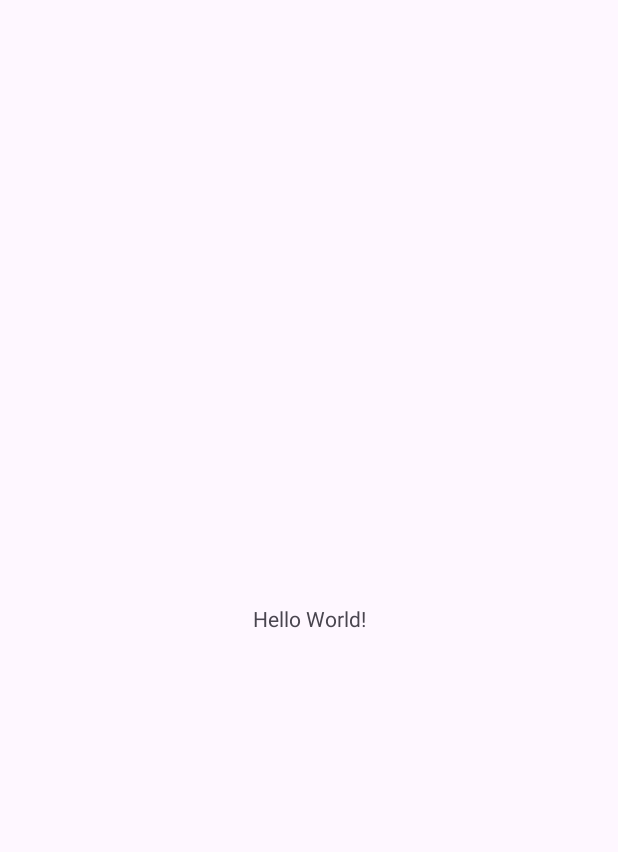
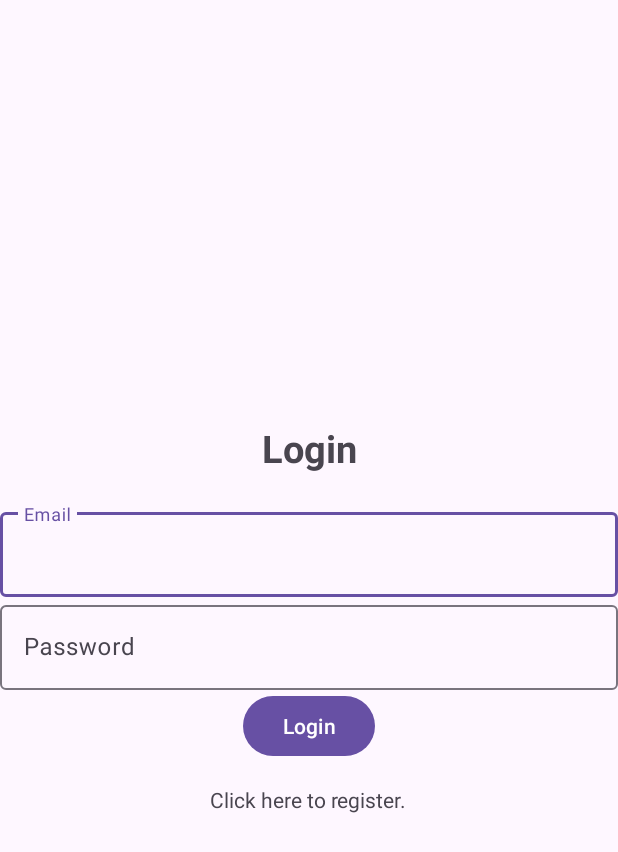
Before and after one commit to alexthebrown/cpre388project2, an Android app: the screen it shows after launch (MainActivity before the commit, Login after it), on a phone screen of 412 x 824 dp. Before the commit the part shown is almost empty. Shown: the top 852 px of the screen. Run offline under Robolectric (Android 15) with nearby library versions, the phone set to English and light mode, and no system bars; our stand-ins replace Firebase (no records; nobody signed in at launch, a user with empty details on screens opened directly).

Commit message:
Everything so far, basically auth

```diff
--- a/app/build.gradle
+++ b/app/build.gradle
@@ -1,5 +1,6 @@
 plugins {
     alias(libs.plugins.android.application)
+    alias(libs.plugins.google.gms.google.services)
 }
 
 android {
@@ -29,11 +30,14 @@ android {
 }
 
 dependencies {
-
+    implementation 'org.jsoup:jsoup:1.15.4'
+    implementation("com.google.android.gms:play-services-location:21.0.1")
     implementation libs.appcompat
     implementation libs.material
     implementation libs.activity
     implementation libs.constraintlayout
+    implementation libs.firebase.auth
+    implementation libs.firebase.firestore
     testImplementation libs.junit
     androidTestImplementation libs.ext.junit
     androidTestImplementation libs.espresso.core
--- /dev/null
+++ b/app/src/main/java/com/example/project2_subcompanion/Login.java
@@ -0,0 +1,102 @@
+package com.example.project2_subcompanion;
+
+import android.content.Intent;
+import android.os.Bundle;
+import android.text.TextUtils;
+import android.util.Log;
+import android.view.View;
+import android.widget.TextView;
+import android.widget.Button;
+import android.widget.Toast;
+
+import androidx.activity.EdgeToEdge;
+import androidx.annotation.NonNull;
+import androidx.appcompat.app.AppCompatActivity;
+import androidx.core.graphics.Insets;
+import androidx.core.view.ViewCompat;
+import androidx.core.view.WindowInsetsCompat;
+
+import com.google.android.gms.tasks.OnCompleteListener;
+import com.google.android.gms.tasks.Task;
+import com.google.firebase.auth.AuthResult;
+import com.google.firebase.auth.FirebaseAuth;
+import com.google.firebase.auth.FirebaseUser;
+
+public class Login extends AppCompatActivity {
+
+    TextView emailBox, passwordBox, clickHere;
+    Button btn_login;
+    FirebaseAuth mAuth;
+
+    @Override
+    public void onStart() {
+        super.onStart();
+        // Check if user is signed in (non-null) and update UI accordingly.
+        FirebaseUser currentUser = mAuth.getCurrentUser();
+        if(currentUser != null){
+            Intent intent = new Intent(Login.this, MainActivity.class);
+            startActivity(intent);
+        }
+    }
+
+    @Override
+    protected void onCreate(Bundle savedInstanceState) {
+        super.onCreate(savedInstanceState);
+        EdgeToEdge.enable(this);
+        setContentView(R.layout.activity_login);
+        ViewCompat.setOnApplyWindowInsetsListener(findViewById(R.id.main), (v, insets) -> {
+            Insets systemBars = insets.getInsets(WindowInsetsCompat.Type.systemBars());
+            v.setPadding(systemBars.left, systemBars.top, systemBars.right, systemBars.bottom);
+            return insets;
+        });
+        mAuth = FirebaseAuth.getInstance();
+        emailBox = findViewById(R.id.email);
+        passwordBox = findViewById(R.id.password);
+        clickHere = findViewById(R.id.clickHere);
+        clickHere.setOnClickListener(new View.OnClickListener() {
+            @Override
+            public void onClick(View view) {
+                Toast.makeText(Login.this, "I am clicked", Toast.LENGTH_SHORT).show();
+
+                Intent intent = new Intent(Login.this, Register.class);
+                startActivity(intent);
+                finish();
+            }
+        });
+        btn_login = findViewById(R.id.btn_login);
+        btn_login.setOnClickListener(new View.OnClickListener() {
+            @Override
+            public void onClick(View view) {
+                String email = String.valueOf(emailBox.getText());
+                String password = String.valueOf(passwordBox.getText());
+
+                if(TextUtils.isEmpty(email)){
+                    emailBox.setError("Please enter email");
+                    return;
+                }
+                if(TextUtils.isEmpty(password)){
+                    passwordBox.setError("Please enter password");
+                    return;
+                }
+                mAuth.signInWithEmailAndPassword(email, password)
+                        .addOnCompleteListener(new OnCompleteListener<AuthResult>() {
+                            @Override
+                            public void onComplete(@NonNull Task<AuthResult> task) {
+                                if (task.isSuccessful()) {
+                                    Intent intent = new Intent(getApplicationContext(), MainActivity.class);
+                                    startActivity(intent);
+                                    finish();
+                                } else {
+                                    // If sign in fails, display a message to the user.
+                                    Toast.makeText(Login.this, "Authentication failed.",
+                                            Toast.LENGTH_SHORT).show();
+                                }
+                            }
+                        });
+
+
+            }
+        });
+
+    }
+}
--- /dev/null
+++ b/app/src/main/res/layout/activity_login.xml
@@ -0,0 +1,59 @@
+<?xml version="1.0" encoding="utf-8"?>
+<LinearLayout xmlns:android="http://schemas.android.com/apk/res/android"
+    xmlns:app="http://schemas.android.com/apk/res-auto"
+    xmlns:tools="http://schemas.android.com/tools"
+    android:id="@+id/main"
+    android:layout_width="match_parent"
+    android:gravity="center"
+    android:orientation="vertical"
+    android:layout_height="match_parent"
+    tools:context=".Login">
+
+    <TextView
+        android:layout_width="match_parent"
+        android:layout_height="wrap_content"
+        android:layout_marginBottom="20dp"
+        android:gravity="center"
+        android:text="@string/login"
+        android:textSize="25sp"
+        android:textStyle="bold" />
+
+    <com.google.android.material.textfield.TextInputLayout
+        android:layout_width="match_parent"
+        android:layout_height="wrap_content">
+
+        <com.google.android.material.textfield.TextInputEditText
+            android:layout_width="match_parent"
+            android:layout_height="wrap_content"
+            android:id="@+id/email"
+            android:hint="@string/email" />
+
+    </com.google.android.material.textfield.TextInputLayout>
+
+    <com.google.android.material.textfield.TextInputLayout
+        android:layout_width="match_parent"
+        android:layout_height="wrap_content">
+
+        <com.google.android.material.textfield.TextInputEditText
+            android:layout_width="match_parent"
+            android:layout_height="wrap_content"
+            android:id="@+id/password"
+            android:hint="@string/password" />
+
+    </com.google.android.material.textfield.TextInputLayout>
+
+    <Button
+        android:id="@+id/btn_login"
+        android:text="@string/login"
+        android:layout_width="wrap_content"
+        android:layout_height="wrap_content"/>
+
+    <TextView
+        android:id="@+id/clickHere"
+        android:layout_width="wrap_content"
+        android:layout_height="wrap_content"
+        android:text="@string/clickToReg"
+        android:layout_marginTop="15dp"
+        android:gravity="center"/>
+
+</LinearLayout>
--- a/app/src/main/res/layout/activity_main.xml
+++ b/app/src/main/res/layout/activity_main.xml
@@ -1,19 +1,31 @@
 <?xml version="1.0" encoding="utf-8"?>
-<androidx.constraintlayout.widget.ConstraintLayout xmlns:android="http://schemas.android.com/apk/res/android"
+<LinearLayout xmlns:android="http://schemas.android.com/apk/res/android"
     xmlns:app="http://schemas.android.com/apk/res-auto"
     xmlns:tools="http://schemas.android.com/tools"
     android:id="@+id/main"
+    android:gravity="top"
     android:layout_width="match_parent"
     android:layout_height="match_parent"
+    android:orientation="vertical"
     tools:context=".MainActivity">
 
     <TextView
+        android:id="@+id/greetingText"
+        android:layout_width="match_parent"
+        android:layout_height="wrap_content"
+        android:layout_marginTop="16dp"
+        android:text="@string/hello"
+        android:gravity="center"
+        android:textSize="20sp"/>
+
+    <Button
         android:layout_width="wrap_content"
         android:layout_height="wrap_content"
-        android:text="Hello World!"
-        app:layout_constraintBottom_toBottomOf="parent"
-        app:layout_constraintEnd_toEndOf="parent"
-        app:layout_constraintStart_toStartOf="parent"
-        app:layout_constraintTop_toTopOf="parent" />
+        android:layout_marginTop="16dp"
+        android:textSize="20sp"
+        android:layout_gravity="center"
+        android:text="@string/logout"
+        android:id="@+id/btn_logout"/>
 
-</androidx.constraintlayout.widget.ConstraintLayout>
+
+</LinearLayout>
--- a/app/src/main/res/values/strings.xml
+++ b/app/src/main/res/values/strings.xml
@@ -1,3 +1,13 @@
 <resources>
     <string name="app_name">Project2 -SUB Companion</string>
+    <string name="login">Login</string>
+    <string name="email">Email</string>
+    <string name="password">Password</string>
+    <string name="register">Register</string>
+    <string name="clickToReg">Click here to register.</string>
+    <string name="click_here_to_login">Click here to Login.</string>
+    <string name="hello">Hello:</string>
+    <string name="repeat_password">Repeat Password</string>
+    <string name="name">Name</string>
+    <string name="logout">Logout</string>
 </resources>
--- a/build.gradle
+++ b/build.gradle
@@ -1,4 +1,5 @@
 // Top-level build file where you can add configuration options common to all sub-projects/modules.
 plugins {
 alias(libs.plugins.android.application) apply false
+    alias(libs.plugins.google.gms.google.services) apply false
 }
--- a/gradle/libs.versions.toml
+++ b/gradle/libs.versions.toml
@@ -7,6 +7,9 @@ appcompat = "1.7.0"
 material = "1.12.0"
 activity = "1.9.3"
 constraintlayout = "2.2.0"
+googleGmsGoogleServices = "4.4.2"
+firebaseAuth = "23.1.0"
+firebaseFirestore = "25.1.1"
 
 [libraries]
 junit = { group = "junit", name = "junit", version.ref = "junit" }
@@ -16,6 +19,9 @@ appcompat = { group = "androidx.appcompat", name = "appcompat", version.ref = "a
 material = { group = "com.google.android.material", name = "material", version.ref = "material" }
 activity = { group = "androidx.activity", name = "activity", version.ref = "activity" }
 constraintlayout = { group = "androidx.constraintlayout", name = "constraintlayout", version.ref = "constraintlayout" }
+firebase-auth = { group = "com.google.firebase", name = "firebase-auth", version.ref = "firebaseAuth" }
+firebase-firestore = { group = "com.google.firebase", name = "firebase-firestore", version.ref = "firebaseFirestore" }
 
 [plugins]
 android-application = { id = "com.android.application", version.ref = "agp" }
+google-gms-google-services = { id = "com.google.gms.google-services", version.ref = "googleGmsGoogleServices" }
```
Also changed, not shown: app/src/main/AndroidManifest.xml (+8 -1 lines), app/src/main/java/com/example/project2_subcompanion/MainActivity.java (+65 -0 lines), app/src/main/java/com/example/project2_subcompanion/Register.java (added, +127 -0 lines), app/src/main/res/layout/activity_register.xml (added, +84 -0 lines).
